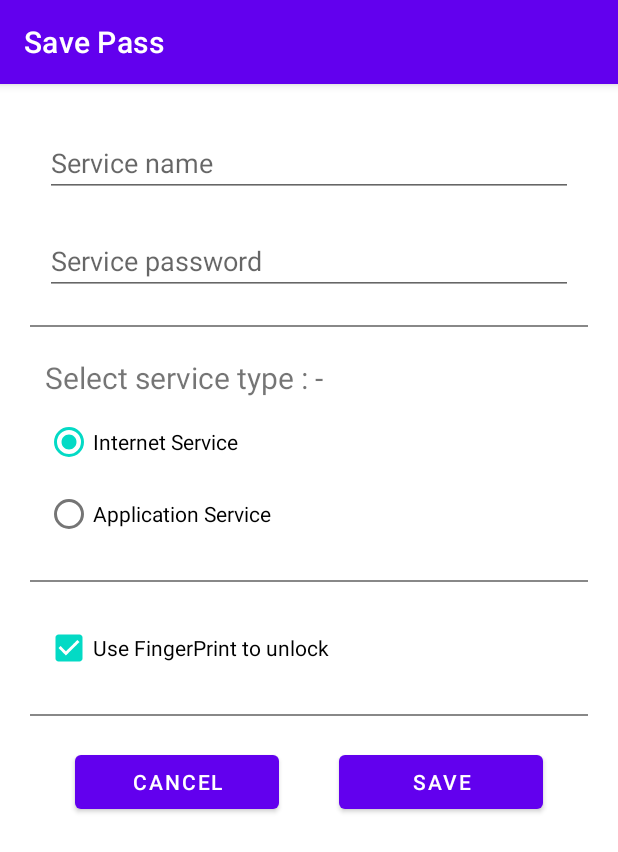
After one commit to Vaishnav-Kanhirathingal/Save-Pass, an Android app: the AddOrEditFragment screen opened through its navigation route, on a phone screen of 412 x 824 dp. The commit adds this screen. Shown: the top 852 px of the screen. Run offline under Robolectric (Android 15) with nearby library versions, the phone set to English and light mode, and no system bars.

Commit message:
fragment navigation now working

```diff
--- /dev/null
+++ b/app/src/main/java/com/kenetic/savepass/fragments/AddOrEditFragment.kt
@@ -0,0 +1,44 @@
+package com.kenetic.savepass.fragments
+
+import android.os.Bundle
+import androidx.fragment.app.Fragment
+import android.view.LayoutInflater
+import android.view.View
+import android.view.ViewGroup
+import androidx.fragment.app.activityViewModels
+import androidx.navigation.fragment.findNavController
+import com.kenetic.savepass.databinding.FragmentAddOrEditBinding
+import com.kenetic.savepass.password.PasswordApplication
+import com.kenetic.savepass.password.PasswordViewModel
+import com.kenetic.savepass.password.PasswordViewModelFactory
+
+class AddOrEditFragment : Fragment() {
+    private val viewModel: PasswordViewModel by activityViewModels {
+        PasswordViewModelFactory(
+            (activity?.application as PasswordApplication).database.passwordDao()
+        )
+    }
+    private lateinit var binding: FragmentAddOrEditBinding
+
+    override fun onCreate(savedInstanceState: Bundle?) {
+        super.onCreate(savedInstanceState)
+    }
+
+    override fun onCreateView(
+        inflater: LayoutInflater, container: ViewGroup?,
+        savedInstanceState: Bundle?
+    ): View? {
+        binding = FragmentAddOrEditBinding.inflate(inflater, container, false)
+        return binding.root
+    }
+
+    override fun onViewCreated(view: View, savedInstanceState: Bundle?) {
+        super.onViewCreated(view, savedInstanceState)
+        binding.cancelButton.setOnClickListener {
+            //todo - pop fragment and navigate back
+        }
+        binding.saveButton.setOnClickListener {
+            //todo - save to database, pop and navigate back
+        }
+    }
+}
--- a/app/src/main/java/com/kenetic/savepass/fragments/PassListFragment.kt
+++ b/app/src/main/java/com/kenetic/savepass/fragments/PassListFragment.kt
@@ -5,6 +5,7 @@ import android.view.*
 import androidx.fragment.app.Fragment
 import androidx.fragment.app.activityViewModels
 import androidx.lifecycle.ViewModel
+import androidx.navigation.fragment.findNavController
 import androidx.recyclerview.widget.GridLayoutManager
 import androidx.recyclerview.widget.LinearLayoutManager
 import androidx.recyclerview.widget.RecyclerView
@@ -39,12 +40,19 @@ class PassListFragment : Fragment() {
 
     override fun onViewCreated(view: View, savedInstanceState: Bundle?) {
         super.onViewCreated(view, savedInstanceState)
+
         recyclerView = binding.passwordRecyclerView
         recyclerView.layoutManager = LinearLayoutManager(this.requireContext())
-        val adapter: PassAdapter = PassAdapter(true)
+        val adapter = PassAdapter(true)
         recyclerView.adapter = adapter
-        //todo - adapter.submitList()
-        //todo - observer
+        viewModel.passList.observe(this.viewLifecycleOwner) {
+            adapter.submitList(it)
+        }
+
+        binding.addFab.setOnClickListener {
+            val action = PassListFragmentDirections.actionPassListFragmentToAddOrEditFragment()
+            this.findNavController().navigate(action)
+        }
     }
 
     private fun changeLayout() {
--- a/app/src/main/java/com/kenetic/savepass/password/PasswordData.kt
+++ b/app/src/main/java/com/kenetic/savepass/password/PasswordData.kt
@@ -9,5 +9,6 @@ data class PasswordData(
     @PrimaryKey(autoGenerate = true) val id: Int = 0,
     @ColumnInfo(name = "service_name") var serviceName: String,
     @ColumnInfo(name = "service_password") var servicePassword: String,
-    @ColumnInfo(name = "is_an_application") var isAnApplication: Boolean
+    @ColumnInfo(name = "is_an_application") var isAnApplication: Boolean,
+    @ColumnInfo(name = "use_finger_print") var useFingerPrint:Boolean
 )
--- /dev/null
+++ b/app/src/main/res/layout/fragment_add_or_edit.xml
@@ -0,0 +1,115 @@
+<?xml version="1.0" encoding="utf-8"?>
+<androidx.constraintlayout.widget.ConstraintLayout xmlns:android="http://schemas.android.com/apk/res/android"
+    xmlns:app="http://schemas.android.com/apk/res-auto"
+    xmlns:tools="http://schemas.android.com/tools"
+    android:layout_width="match_parent"
+    android:layout_height="match_parent"
+    tools:context=".fragments.AddOrEditFragment">
+
+    <com.google.android.material.textfield.TextInputEditText
+        android:id="@+id/service_name_edit_text"
+        android:layout_width="match_parent"
+        android:layout_height="wrap_content"
+        android:layout_margin="@dimen/vertical_app_margin"
+        android:hint="@string/service_name"
+        app:layout_constraintTop_toTopOf="parent" />
+
+    <com.google.android.material.textfield.TextInputEditText
+        android:id="@+id/service_password_edit_text"
+        android:layout_width="0dp"
+        android:layout_height="wrap_content"
+        android:layout_marginTop="@dimen/vertical_app_margin"
+        android:hint="@string/service_password"
+        app:layout_constraintLeft_toLeftOf="@id/service_name_edit_text"
+        app:layout_constraintRight_toRightOf="@id/service_name_edit_text"
+        app:layout_constraintTop_toBottomOf="@id/service_name_edit_text" />
+
+    <View
+        android:id="@+id/ruler_one"
+        android:layout_width="match_parent"
+        android:layout_height="@dimen/ruler_thickness"
+        android:layout_marginHorizontal="10dp"
+        android:layout_marginVertical="@dimen/vertical_app_margin"
+        android:background="#888888"
+        app:layout_constraintTop_toBottomOf="@id/service_password_edit_text" />
+
+    <com.google.android.material.textview.MaterialTextView
+        android:id="@+id/select_service_textview"
+        android:layout_width="wrap_content"
+        android:layout_height="wrap_content"
+        android:layout_marginVertical="20dp"
+        android:text="@string/select_service_type"
+        android:textSize="20sp"
+        app:layout_constraintLeft_toLeftOf="@id/service_name_edit_text"
+        app:layout_constraintTop_toBottomOf="@id/ruler_one" />
+
+    <RadioGroup
+        android:id="@+id/service_radio_group"
+        android:layout_width="0dp"
+        android:layout_height="wrap_content"
+        android:layout_marginTop="5dp"
+        app:layout_constraintLeft_toLeftOf="@id/service_name_edit_text"
+        app:layout_constraintRight_toRightOf="@id/service_name_edit_text"
+        app:layout_constraintTop_toBottomOf="@id/select_service_textview">
+
+        <com.google.android.material.radiobutton.MaterialRadioButton
+            android:layout_width="wrap_content"
+            android:layout_height="wrap_content"
+            android:checked="true"
+            android:text="@string/internet_service" />
+
+        <com.google.android.material.radiobutton.MaterialRadioButton
+            android:layout_width="wrap_content"
+            android:layout_height="wrap_content"
+            android:text="@string/application_service" />
+    </RadioGroup>
+
+    <View
+        android:id="@+id/ruler_two"
+        android:layout_width="match_parent"
+        android:layout_height="@dimen/ruler_thickness"
+        android:layout_marginHorizontal="10dp"
+        android:layout_marginVertical="@dimen/vertical_app_margin"
+        android:background="#888888"
+        app:layout_constraintTop_toBottomOf="@id/service_radio_group" />
+
+    <com.google.android.material.checkbox.MaterialCheckBox
+        android:id="@+id/fingerprint_check_box"
+        android:layout_width="wrap_content"
+        android:layout_height="wrap_content"
+        android:layout_marginTop="@dimen/vertical_app_margin"
+        android:checked="true"
+        android:text="@string/fingerprint_unlock"
+        app:layout_constraintLeft_toLeftOf="@id/service_name_edit_text"
+        app:layout_constraintTop_toBottomOf="@id/ruler_two" />
+
+    <View
+        android:id="@+id/ruler_three"
+        android:layout_width="match_parent"
+        android:layout_height="@dimen/ruler_thickness"
+        android:layout_marginHorizontal="10dp"
+        android:layout_marginVertical="@dimen/vertical_app_margin"
+        android:background="#888888"
+        app:layout_constraintTop_toBottomOf="@id/fingerprint_check_box" />
+
+    <com.google.android.material.button.MaterialButton
+        android:id="@+id/cancel_button"
+        android:layout_width="0dp"
+        android:layout_height="wrap_content"
+        android:layout_margin="@dimen/vertical_app_margin"
+        android:text="@string/cancel"
+        app:layout_constraintLeft_toLeftOf="@id/service_name_edit_text"
+        app:layout_constraintRight_toLeftOf="@id/save_button"
+        app:layout_constraintTop_toBottomOf="@id/ruler_three" />
+
+    <com.google.android.material.button.MaterialButton
+        android:id="@+id/save_button"
+        android:layout_width="0dp"
+        android:layout_height="wrap_content"
+        android:layout_margin="@dimen/vertical_app_margin"
+        android:text="@string/save"
+        app:layout_constraintLeft_toRightOf="@id/cancel_button"
+        app:layout_constraintRight_toRightOf="@id/service_name_edit_text"
+        app:layout_constraintTop_toBottomOf="@id/ruler_three" />
+
+</androidx.constraintlayout.widget.ConstraintLayout>
--- a/app/src/main/res/layout/pass_list.xml
+++ b/app/src/main/res/layout/pass_list.xml
@@ -15,8 +15,8 @@
 
         <ImageView
             android:id="@+id/is_app_or_web_image_view"
-            android:layout_width="24dp"
-            android:layout_height="24dp"
+            android:layout_width="wrap_content"
+            android:layout_height="wrap_content"
             android:layout_marginHorizontal="16dp"
             android:layout_marginStart="16dp"
             android:background="#20000000"
@@ -30,7 +30,7 @@
             android:layout_width="0dp"
             android:layout_height="wrap_content"
             android:layout_marginHorizontal="4dp"
-            android:text="Service name"
+            android:text="@string/service_name"
             android:textSize="16sp"
             app:layout_constraintBottom_toBottomOf="@id/delete_card"
             app:layout_constraintLeft_toRightOf="@id/is_app_or_web_image_view"
@@ -44,7 +44,7 @@
             android:layout_marginTop="10dp"
             android:layout_marginEnd="10dp"
             app:cardBackgroundColor="#00000000"
-            app:cardCornerRadius="4dp"
+            app:cardCornerRadius="@dimen/corner_radius"
             app:layout_constraintRight_toRightOf="parent"
             app:layout_constraintTop_toTopOf="parent">
 
@@ -53,7 +53,7 @@
                 android:layout_width="wrap_content"
                 android:layout_height="wrap_content"
                 android:background="#10000000"
-                android:padding="6dp"
+                android:padding="@dimen/image_padding"
                 android:src="@drawable/ic_baseline_delete_20" />
 
         </androidx.cardview.widget.CardView>
@@ -64,7 +64,7 @@
             android:layout_height="wrap_content"
             android:layout_marginEnd="10dp"
             app:cardBackgroundColor="#00000000"
-            app:cardCornerRadius="4dp"
+            app:cardCornerRadius="@dimen/corner_radius"
             app:layout_constraintBottom_toBottomOf="@id/delete_card"
             app:layout_constraintRight_toLeftOf="@id/delete_card"
             app:layout_constraintTop_toTopOf="@id/delete_card">
@@ -74,7 +74,7 @@
                 android:layout_width="wrap_content"
                 android:layout_height="wrap_content"
                 android:background="#10000000"
-                android:padding="6dp"
+                android:padding="@dimen/image_padding"
                 android:src="@drawable/ic_baseline_show_20" />
 
         </androidx.cardview.widget.CardView>
@@ -85,7 +85,7 @@
             android:layout_height="wrap_content"
             android:layout_marginEnd="10dp"
             app:cardBackgroundColor="#00000000"
-            app:cardCornerRadius="4dp"
+            app:cardCornerRadius="@dimen/corner_radius"
             app:layout_constraintBottom_toBottomOf="@id/show_card"
             app:layout_constraintRight_toLeftOf="@id/show_card"
             app:layout_constraintTop_toTopOf="@id/show_card">
@@ -95,7 +95,7 @@
                 android:layout_width="wrap_content"
                 android:layout_height="wrap_content"
                 android:background="#10000000"
-                android:padding="6dp"
+                android:padding="@dimen/image_padding"
                 android:src="@drawable/ic_baseline_edit_20" />
 
         </androidx.cardview.widget.CardView>
@@ -106,7 +106,7 @@
             android:layout_height="wrap_content"
             android:layout_marginVertical="16dp"
             app:cardBackgroundColor="#08000000"
-            app:cardCornerRadius="4dp"
+            app:cardCornerRadius="@dimen/corner_radius"
             app:layout_constraintBottom_toBottomOf="parent"
             app:layout_constraintLeft_toLeftOf="@id/is_app_or_web_image_view"
             app:layout_constraintRight_toRightOf="@id/delete_card"
@@ -121,7 +121,7 @@
                     android:layout_width="0dp"
                     android:layout_height="wrap_content"
                     android:layout_marginHorizontal="8dp"
-                    android:hint="Password"
+                    android:hint="@string/service_password"
                     android:textColor="@color/black"
                     app:layout_constraintBottom_toBottomOf="parent"
                     app:layout_constraintLeft_toLeftOf="parent"
--- a/app/src/main/res/navigation/app_navigation.xml
+++ b/app/src/main/res/navigation/app_navigation.xml
@@ -9,5 +9,19 @@
         android:id="@+id/passListFragment"
         android:name="com.kenetic.savepass.fragments.PassListFragment"
         android:label="fragment_pass_list"
-        tools:layout="@layout/fragment_pass_list" />
+        tools:layout="@layout/fragment_pass_list" >
+        <action
+            android:id="@+id/action_passListFragment_to_addOrEditFragment"
+            app:destination="@id/addOrEditFragment" />
+    </fragment>
+    <fragment
+        android:id="@+id/addOrEditFragment"
+        android:name="com.kenetic.savepass.fragments.AddOrEditFragment"
+        android:label="fragment_add_or_edit"
+        tools:layout="@layout/fragment_add_or_edit" >
+        <action
+            android:id="@+id/action_addOrEditFragment_to_passListFragment"
+            app:destination="@id/passListFragment"
+            app:popUpTo="@id/passListFragment" />
+    </fragment>
 </navigation>
--- /dev/null
+++ b/app/src/main/res/values/dimens.xml
@@ -0,0 +1,7 @@
+<?xml version="1.0" encoding="utf-8"?>
+<resources>
+    <dimen name="vertical_app_margin">20dp</dimen>
+    <dimen name="ruler_thickness">1dp</dimen>
+    <dimen name="corner_radius">4dp</dimen>
+    <dimen name="image_padding">6dp</dimen>
+</resources>
--- a/app/src/main/res/values/strings.xml
+++ b/app/src/main/res/values/strings.xml
@@ -2,4 +2,12 @@
     <string name="app_name">Save Pass</string>
     <!-- TODO: Remove or change this placeholder text -->
     <string name="hello_blank_fragment">Hello blank fragment</string>
+    <string name="service_name">Service name</string>
+    <string name="service_password">Service password</string>
+    <string name="select_service_type">Select service type : -</string>
+    <string name="internet_service">Internet Service</string>
+    <string name="application_service">Application Service</string>
+    <string name="fingerprint_unlock">Use FingerPrint to unlock</string>
+    <string name="cancel">Cancel</string>
+    <string name="save">save</string>
 </resources>
--- a/build.gradle
+++ b/build.gradle
@@ -2,6 +2,7 @@
 buildscript {
     ext {
         room_version = '2.4.0'
+        nav_version = '2.3.5'
         lifecycle_version = '2.4.0'
     }
     repositories {
@@ -11,6 +12,7 @@ buildscript {
     dependencies {
         classpath "com.android.tools.build:gradle:7.0.4"
         classpath "org.jetbrains.kotlin:kotlin-gradle-plugin:1.6.10"
+        classpath "androidx.navigation:navigation-safe-args-gradle-plugin:$nav_version"
 
         // NOTE: Do not place your application dependencies here; they belong
         // in the individual module build.gradle files
```
Also changed, not shown: app/build.gradle (+6 -3 lines).
